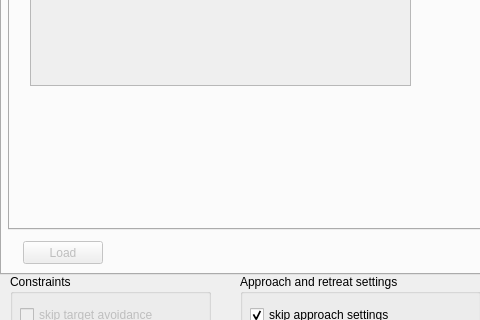
Before: the Qt Designer form ui/toldialoghump.ui in zohannn/motion_manager, drawn with Qt 5; both pictures show x 0 to 480 and y 326 to 646 of the 970 by 737 pixel window.
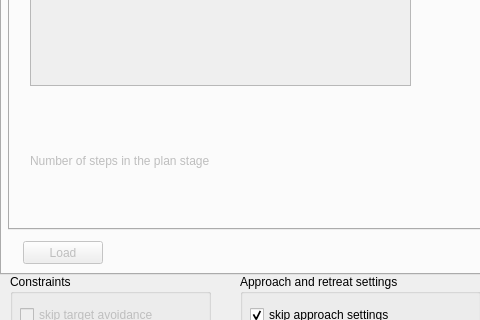
After: the same form once the commit is applied. The open tabs and pages were chosen to show the change.

Patch:
```diff
--- a/ui/toldialoghump.ui
+++ b/ui/toldialoghump.ui
@@ -3297,6 +3297,32 @@
         </rect>
        </property>
       </widget>
+      <widget class="QWidget" name="">
+       <property name="geometry">
+        <rect>
+         <x>20</x>
+         <y>410</y>
+         <width>281</width>
+         <height>31</height>
+        </rect>
+       </property>
+       <layout class="QHBoxLayout" name="horizontalLayout_24">
+        <item>
+         <widget class="QLabel" name="label_warm_n_steps">
+          <property name="text">
+           <string>Number of steps in the plan stage</string>
+          </property>
+         </widget>
+        </item>
+        <item>
+         <widget class="QLabel" name="label_warm_n_steps_value">
+          <property name="text">
+           <string/>
+          </property>
+         </widget>
+        </item>
+       </layout>
+      </widget>
      </widget>
      <widget class="QWidget" name="tab_warm_start_approach">
       <attribute name="title">
```
